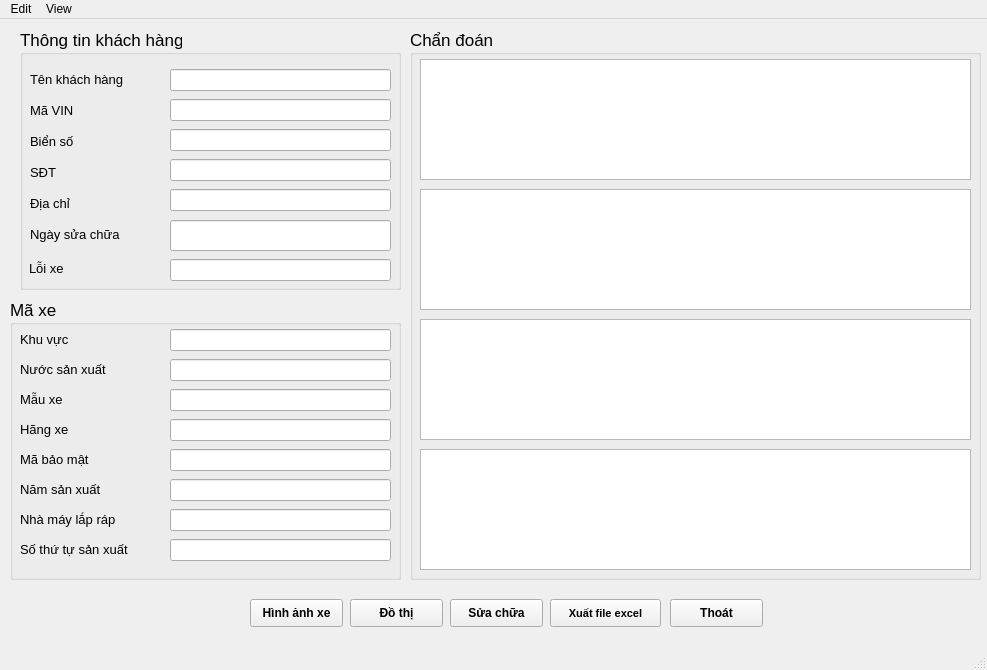
The window that GUI/GUIdisplay.ui (Vuchauduytung/LuanVan) describes before a commit, drawn with Qt 5.
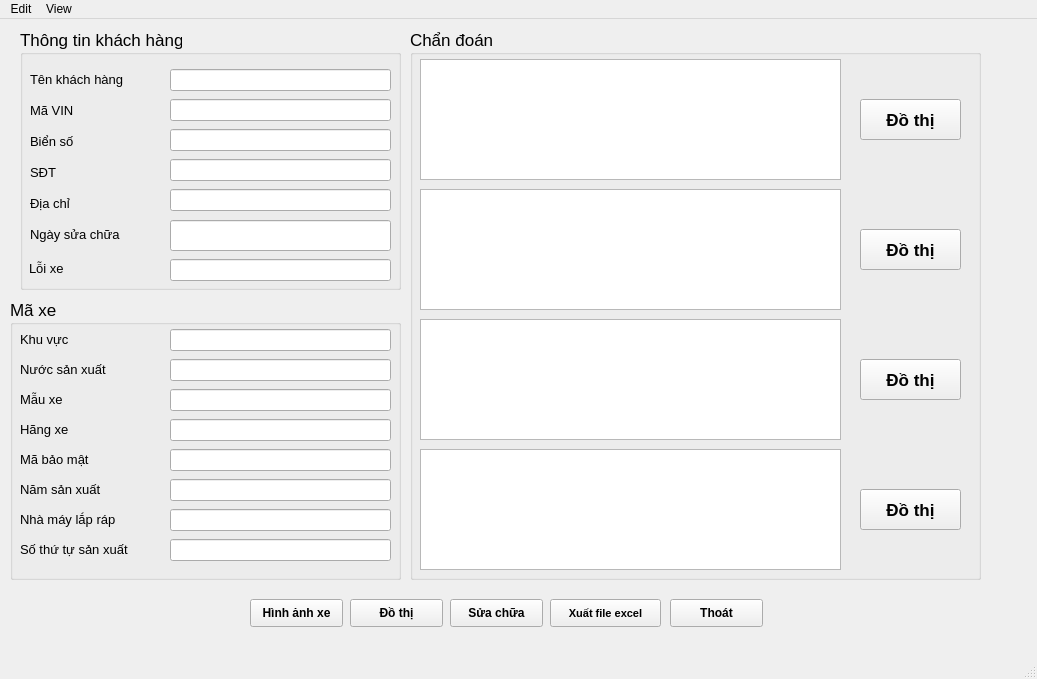
The same window after the commit.

```diff
--- a/GUI/GUIdisplay.ui
+++ b/GUI/GUIdisplay.ui
@@ -6,8 +6,8 @@
    <rect>
     <x>0</x>
     <y>0</y>
-    <width>987</width>
-    <height>670</height>
+    <width>1037</width>
+    <height>679</height>
    </rect>
   </property>
   <property name="windowTitle">
@@ -622,7 +622,7 @@
       <rect>
        <x>10</x>
        <y>30</y>
-       <width>551</width>
+       <width>421</width>
        <height>121</height>
       </rect>
      </property>
@@ -640,7 +640,7 @@
       <rect>
        <x>10</x>
        <y>160</y>
-       <width>551</width>
+       <width>421</width>
        <height>121</height>
       </rect>
      </property>
@@ -658,7 +658,7 @@
       <rect>
        <x>10</x>
        <y>290</y>
-       <width>551</width>
+       <width>421</width>
        <height>121</height>
       </rect>
      </property>
@@ -676,7 +676,7 @@
       <rect>
        <x>10</x>
        <y>420</y>
-       <width>551</width>
+       <width>421</width>
        <height>121</height>
       </rect>
      </property>
@@ -689,6 +689,82 @@
       <bool>true</bool>
      </property>
     </widget>
+    <widget class="QPushButton" name="BT_graph_1">
+     <property name="geometry">
+      <rect>
+       <x>450</x>
+       <y>70</y>
+       <width>101</width>
+       <height>41</height>
+      </rect>
+     </property>
+     <property name="font">
+      <font>
+       <weight>75</weight>
+       <bold>true</bold>
+      </font>
+     </property>
+     <property name="text">
+      <string>Đồ thị</string>
+     </property>
+    </widget>
+    <widget class="QPushButton" name="BT_graph_2">
+     <property name="geometry">
+      <rect>
+       <x>450</x>
+       <y>200</y>
+       <width>101</width>
+       <height>41</height>
+      </rect>
+     </property>
+     <property name="font">
+      <font>
+       <weight>75</weight>
+       <bold>true</bold>
+      </font>
+     </property>
+     <property name="text">
+      <string>Đồ thị</string>
+     </property>
+    </widget>
+    <widget class="QPushButton" name="BT_graph_4">
+     <property name="geometry">
+      <rect>
+       <x>450</x>
+       <y>330</y>
+       <width>101</width>
+       <height>41</height>
+      </rect>
+     </property>
+     <property name="font">
+      <font>
+       <weight>75</weight>
+       <bold>true</bold>
+      </font>
+     </property>
+     <property name="text">
+      <string>Đồ thị</string>
+     </property>
+    </widget>
+    <widget class="QPushButton" name="BT_graph_5">
+     <property name="geometry">
+      <rect>
+       <x>450</x>
+       <y>460</y>
+       <width>101</width>
+       <height>41</height>
+      </rect>
+     </property>
+     <property name="font">
+      <font>
+       <weight>75</weight>
+       <bold>true</bold>
+      </font>
+     </property>
+     <property name="text">
+      <string>Đồ thị</string>
+     </property>
+    </widget>
    </widget>
    <widget class="QPushButton" name="BT_graph">
     <property name="geometry">
@@ -792,8 +868,8 @@
     <rect>
      <x>0</x>
      <y>0</y>
-     <width>987</width>
-     <height>26</height>
+     <width>1037</width>
+     <height>20</height>
     </rect>
    </property>
    <widget class="QMenu" name="menuEdit">
```
